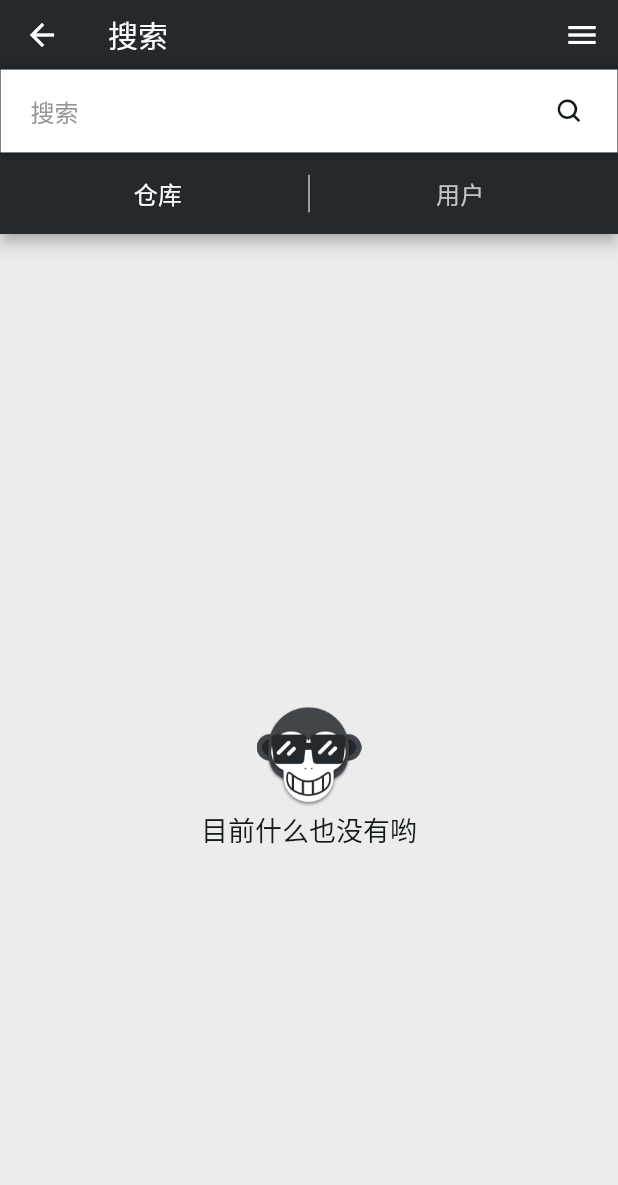
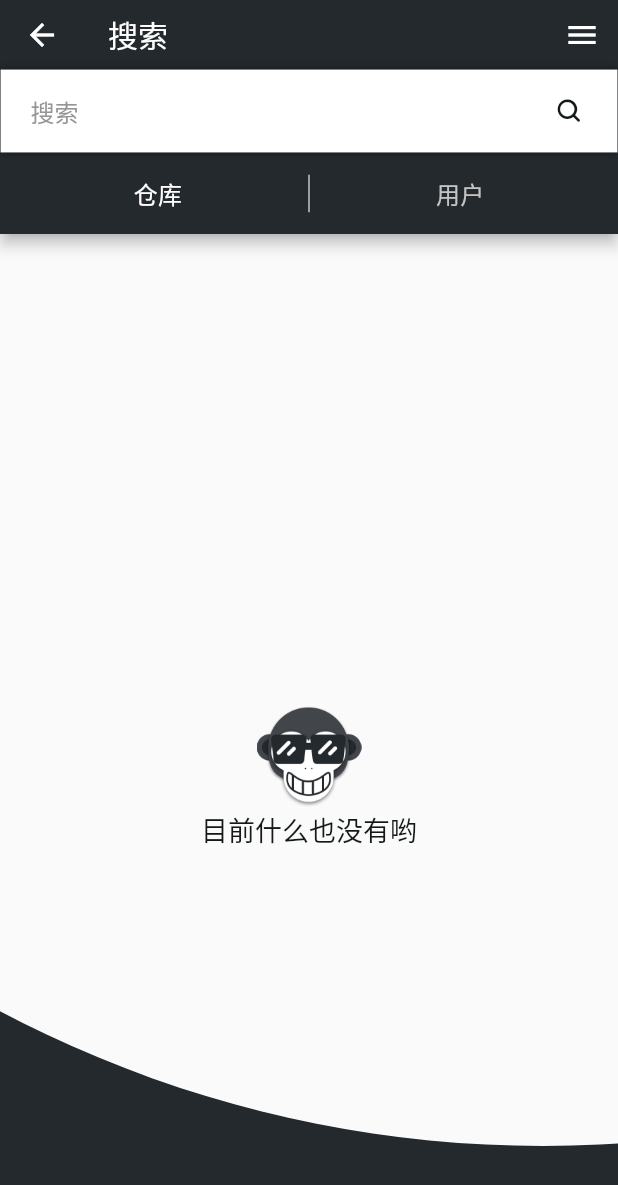
Before and after one commit to CarGuo/gsy_github_app_flutter, a Flutter app: the SearchPage screen opened directly, on a phone screen of 412 x 824 dp. Shown: the top 1185 px of the screen. Run offline on Flutter 3.47's test engine with Material 2 defaults, Android fonts, the phone set to English and light mode, and no system bars; our stand-ins replace connectivity, dio, event_bus, flare_flutter, flutter_cache_manager, flutter_markdown and 16 more; missing offline and left inert: android_intent, bezier, flare_dart, flutter_lottie, flutter_webview_plugin; accounts and stored records are empty; generated files the repository leaves out were written again; project files that could hold a hidden picture were left out.

Commit message:
搜索页增加打开动画

```diff
--- a/lib/common/router/size_route.dart
+++ /dev/null
@@ -1,28 +0,0 @@
-import 'package:flutter/material.dart';
-
-///动画大小变化打开的路由
-class SizeRoute extends PageRouteBuilder {
-  final Widget widget;
-
-  SizeRoute({this.widget})
-      : super(
-          pageBuilder: (
-            BuildContext context,
-            Animation<double> animation,
-            Animation<double> secondaryAnimation,
-          ) =>
-              widget,
-          transitionsBuilder: (
-            BuildContext context,
-            Animation<double> animation,
-            Animation<double> secondaryAnimation,
-            Widget child,
-          ) =>
-              Align(
-                child: SizeTransition(
-                  sizeFactor: animation,
-                  child: child,
-                ),
-              ),
-        );
-}
--- a/lib/page/search_page.dart
+++ b/lib/page/search_page.dart
@@ -1,3 +1,6 @@
+import 'dart:math';
+import 'dart:ui';
+
 import 'package:flutter/material.dart';
 import 'package:gsy_github_app_flutter/common/config/config.dart';
 import 'package:gsy_github_app_flutter/common/dao/repos_dao.dart';
@@ -23,7 +26,10 @@ class SearchPage extends StatefulWidget {
 }
 
 class _SearchPageState extends State<SearchPage>
-    with AutomaticKeepAliveClientMixin<SearchPage>, GSYListState<SearchPage> {
+    with
+        AutomaticKeepAliveClientMixin<SearchPage>,
+        GSYListState<SearchPage>,
+        SingleTickerProviderStateMixin {
   ///搜索仓库还是人
   int selectIndex = 0;
 
@@ -38,6 +44,10 @@ class _SearchPageState extends State<SearchPage>
 
   ///过滤语言
   String language = searchLanguageType[0].value;
+
+  AnimationController controller;
+  Animation animation;
+  bool endAnima = false;
 
   ///绘制item
   _renderItem(index) {
@@ -95,6 +105,31 @@ class _SearchPageState extends State<SearchPage>
   }
 
   @override
+  void initState() {
+    super.initState();
+
+    controller = AnimationController(
+      vsync: this,
+      duration: Duration(milliseconds: 300),
+    );
+
+    animation = CurvedAnimation(
+      parent: controller,
+      curve: Curves.easeInCubic,
+    )..addListener(() {
+        setState(() {});
+      });
+
+    Future.delayed(new Duration(seconds: 0), () {
+      controller.forward().then((_) {
+        setState(() {
+          endAnima = true;
+        });
+      });
+    });
+  }
+
+  @override
   void dispose() {
     super.dispose();
     _clearSelect(sortType);
@@ -103,12 +138,21 @@ class _SearchPageState extends State<SearchPage>
     searchLanguageType[0].select = true;
     _clearSelect(searchFilterType);
     searchFilterType[0].select = true;
+    controller.dispose();
   }
 
   @override
   Widget build(BuildContext context) {
     super.build(context); // See AutomaticKeepAliveClientMixin.
-    return new Scaffold(
+    return new Container(
+      color: endAnima ? Theme.of(context).primaryColor : Colors.transparent,
+      child: CRAnimation(
+        minR: MediaQuery.of(context).size.height - 50,
+        maxR: 0,
+        offset: Offset(MediaQuery.of(context).size.width - 50,
+            MediaQuery.of(context).padding.top - 10),
+        animation: animation,
+        child: new Scaffold(
           resizeToAvoidBottomPadding: false,
 
           ///右侧 Drawer
@@ -132,8 +176,19 @@ class _SearchPageState extends State<SearchPage>
               _resolveSelectIndex();
             },
           ),
-      backgroundColor: Color(GSYColors.mainBackgroundColor),
           appBar: new AppBar(
+              leading: IconButton(
+                highlightColor: Colors.transparent,
+                icon: const BackButtonIcon(),
+                onPressed: () {
+                  setState(() {
+                    endAnima = false;
+                  });
+                  controller.reverse().then((_) {
+                    Navigator.maybePop(context);
+                  });
+                },
+              ),
               title: new Text(CommonUtils.getLocale(context).search_title),
               bottom: new SearchBottom((value) {
                 searchText = value;
@@ -170,6 +225,8 @@ class _SearchPageState extends State<SearchPage>
             handleRefresh,
             onLoadMore,
             refreshKey: refreshIndicatorKey,
+          ),
+        ),
       ),
     );
   }
@@ -211,3 +268,86 @@ class SearchBottom extends StatelessWidget implements PreferredSizeWidget {
     return new Size.fromHeight(100.0);
   }
 }
+
+class CRAnimation extends StatelessWidget {
+  final Offset offset;
+
+  final double minR;
+
+  final double maxR;
+
+  final Widget child;
+
+  final Animation<double> animation;
+
+  CRAnimation({
+    @required this.child,
+    @required this.animation,
+    this.offset,
+    this.minR,
+    this.maxR,
+  });
+
+  @override
+  Widget build(BuildContext context) {
+    return AnimatedBuilder(
+      animation: animation,
+      builder: (_, __) {
+        return ClipPath(
+          clipper: AnimationClipper(
+            value: animation.value,
+            minR: minR,
+            maxR: maxR,
+            offset: offset,
+          ),
+          child: this.child,
+        );
+      },
+    );
+  }
+}
+
+class AnimationClipper extends CustomClipper<Path> {
+  final double value;
+
+  final double minR;
+
+  final double maxR;
+
+  final Offset offset;
+
+  AnimationClipper({
+    this.value,
+    this.offset,
+    this.minR,
+    this.maxR,
+  });
+
+  @override
+  bool shouldReclip(old) => true;
+
+  @override
+  Path getClip(Size size) {
+    var path = Path();
+    var offset = this.offset ?? Offset(size.width / 2, size.height / 2);
+
+    var maxRadius = minR ?? radiusSize(size, offset);
+
+    var minRadius = maxR ?? 0;
+
+    var radius = lerpDouble(minRadius, maxRadius, value);
+    var rect = Rect.fromCircle(
+      radius: radius,
+      center: offset,
+    );
+
+    path.addOval(rect);
+    return path;
+  }
+
+  double radiusSize(Size size, Offset offset) {
+    final height = max(offset.dy, size.height - offset.dy);
+    final width = max(offset.dx, size.width - offset.dx);
+    return sqrt(width * width + height * height);
+  }
+}
```
Also changed, not shown: lib/common/router/anima_route.dart (added, +55 -0 lines), lib/common/utils/navigator_utils.dart (+24 -2 lines). Lines whose indentation alone changed are shown as unchanged.
